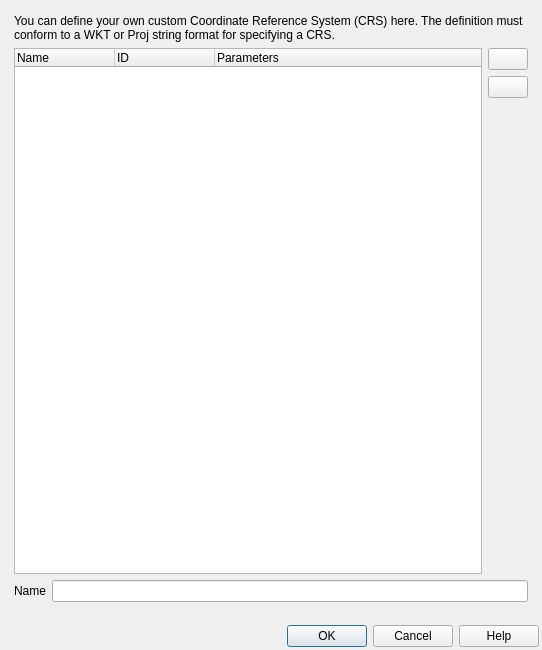
The window that src/ui/qgscustomprojectiondialogbase.ui (qgis/QGIS) describes before a commit, drawn with Qt 5.
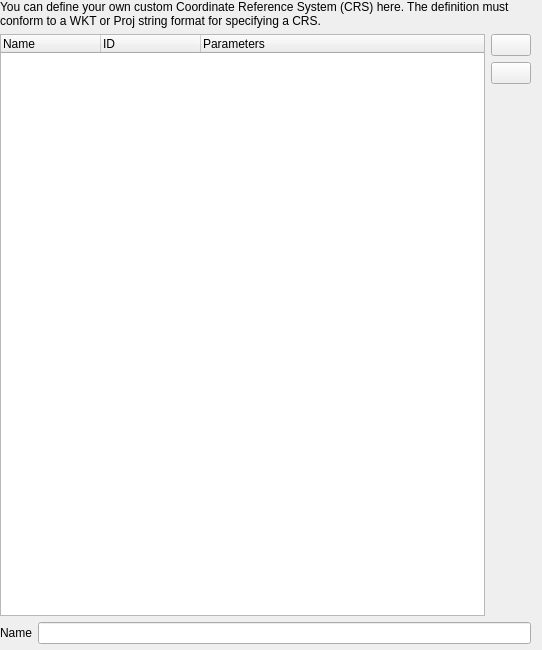
The same window after the commit. Icons and pictures are not drawn. Custom widgets are drawn as their Qt base class.

Commit message:
Move custom projections dialog to a tab in the main settings dialog
Avoids an isolated settings dialog and helps consolidate all settings
in the one place.

For now the top-level Custom Projections menu action remains
and just opens the options dialog at the corresponding page, but
in a few releases time (or in 4.0) we could safely remove this.

The edit to the form file:
```diff
--- a/src/ui/qgscustomprojectiondialogbase.ui
+++ b/src/ui/qgscustomprojectiondialogbase.ui
@@ -1,7 +1,7 @@
 <?xml version="1.0" encoding="UTF-8"?>
 <ui version="4.0">
- <class>QgsCustomProjectionDialogBase</class>
- <widget class="QDialog" name="QgsCustomProjectionDialogBase">
+ <class>QgsCustomProjectionWidgetBase</class>
+ <widget class="QWidget" name="QgsCustomProjectionWidgetBase">
   <property name="geometry">
    <rect>
     <x>0</x>
@@ -19,24 +19,17 @@
   </property>
   <layout class="QGridLayout" name="gridLayout_2">
    <property name="leftMargin">
-    <number>3</number>
+    <number>0</number>
    </property>
    <property name="topMargin">
-    <number>3</number>
+    <number>0</number>
    </property>
    <property name="rightMargin">
-    <number>3</number>
+    <number>0</number>
    </property>
    <property name="bottomMargin">
-    <number>3</number>
+    <number>0</number>
    </property>
-   <item row="2" column="0">
-    <widget class="QDialogButtonBox" name="buttonBox">
-     <property name="standardButtons">
-      <set>QDialogButtonBox::Cancel|QDialogButtonBox::Help|QDialogButtonBox::Ok</set>
-     </property>
-    </widget>
-   </item>
    <item row="0" column="0">
     <widget class="QgsScrollArea" name="scrollArea">
      <property name="focusPolicy">
@@ -53,11 +46,20 @@
        <rect>
         <x>0</x>
         <y>0</y>
-        <width>536</width>
-        <height>611</height>
+        <width>542</width>
+        <height>650</height>
        </rect>
       </property>
       <layout class="QGridLayout" name="gridLayout">
+       <property name="leftMargin">
+        <number>0</number>
+       </property>
+       <property name="topMargin">
+        <number>0</number>
+       </property>
+       <property name="bottomMargin">
+        <number>0</number>
+       </property>
        <item row="2" column="0">
         <widget class="QLabel" name="label_3">
          <property name="text">
```
Left out of the diff: 19 changed lines with no effect on the pictures. The commit also changes 6 other files.
